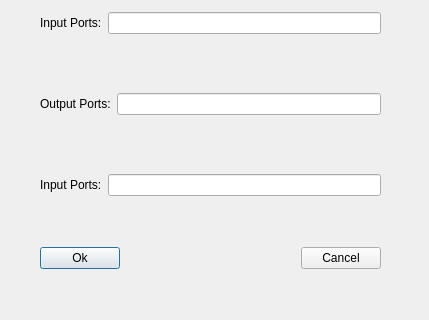
This is src/eda_qt/new_module.ui in youks3/youks3 as Qt 5 draws it before an edit; both pictures show x 0 to 429 and y 202 to 522 of the 429 by 522 pixel window. The edited form follows.
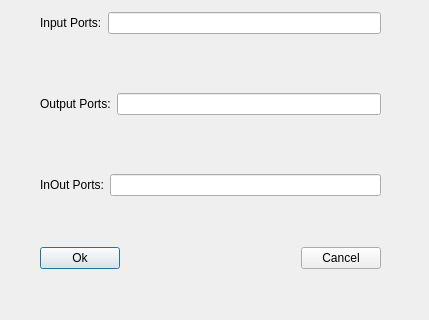
This is the edited form.

The edit to the form file:
```diff
--- a/src/eda_qt/new_module.ui
+++ b/src/eda_qt/new_module.ui
@@ -73,7 +73,7 @@
       <item>
        <widget class="QLabel" name="label">
         <property name="text">
-         <string>Input Ports:</string>
+         <string>InOut Ports:</string>
         </property>
        </widget>
       </item>
```
